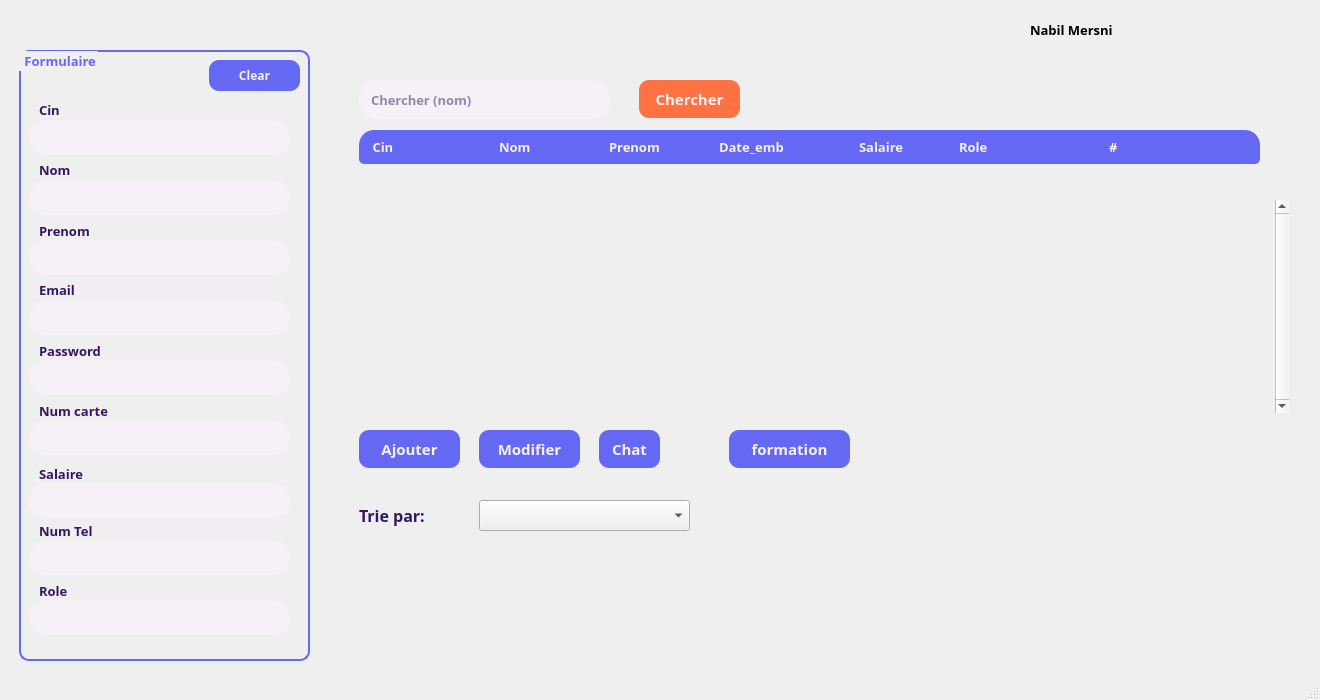
Farah-Torkhani/Smart_Printing_Office_QT, file gestionemp.ui: the form before one commit.
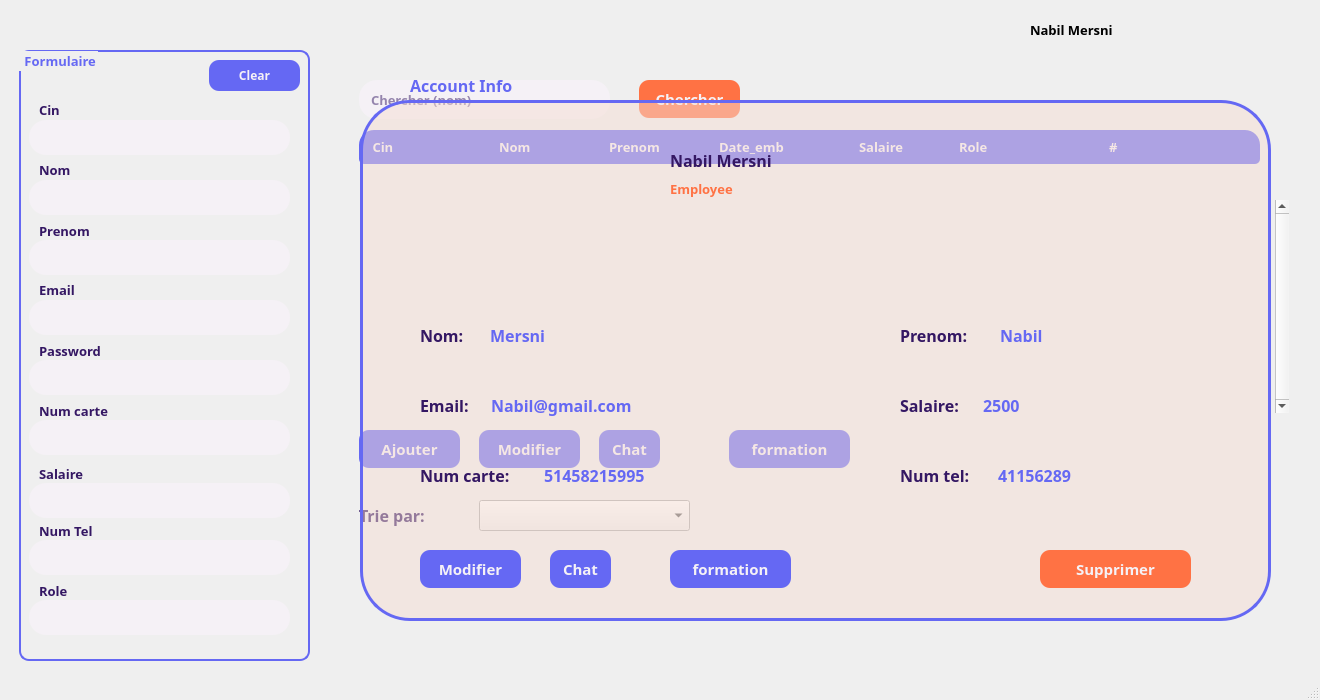
The form after the commit. Icons and pictures are not drawn.

Commit message: finishing the employee interface and control interface(admin or simple employee)

```diff
--- a/gestionemp.ui
+++ b/gestionemp.ui
@@ -1175,11 +1175,616 @@
      </property>
     </widget>
    </widget>
+   <widget class="QGroupBox" name="userInterface">
+    <property name="geometry">
+     <rect>
+      <x>360</x>
+      <y>100</y>
+      <width>911</width>
+      <height>521</height>
+     </rect>
+    </property>
+    <property name="styleSheet">
+     <string notr="true">#userInterface{
+	border:3px solid rgb(101, 104, 243);
+	border-radius: 50px;
+	background-color: rgba(244, 220, 211,50%);
+	
+}</string>
+    </property>
+    <property name="title">
+     <string/>
+    </property>
+    <widget class="QLabel" name="label_15">
+     <property name="geometry">
+      <rect>
+       <x>170</x>
+       <y>40</y>
+       <width>110</width>
+       <height>110</height>
+      </rect>
+     </property>
+     <property name="styleSheet">
+      <string notr="true">image: url(:/resource/img/user.png);</string>
+     </property>
+     <property name="text">
+      <string/>
+     </property>
+    </widget>
+    <widget class="QLabel" name="me_fullname">
+     <property name="geometry">
+      <rect>
+       <x>310</x>
+       <y>50</y>
+       <width>201</width>
+       <height>21</height>
+      </rect>
+     </property>
+     <property name="font">
+      <font>
+       <family>Montserrat SemiBold</family>
+       <pointsize>12</pointsize>
+       <weight>75</weight>
+       <bold>true</bold>
+      </font>
+     </property>
+     <property name="styleSheet">
+      <string notr="true">color: rgb(52, 23, 99);</string>
+     </property>
+     <property name="text">
+      <string>Nabil Mersni</string>
+     </property>
+    </widget>
+    <widget class="QLabel" name="me_role">
+     <property name="geometry">
+      <rect>
+       <x>310</x>
+       <y>78</y>
+       <width>201</width>
+       <height>21</height>
+      </rect>
+     </property>
+     <property name="font">
+      <font>
+       <family>Montserrat SemiBold</family>
+       <pointsize>10</pointsize>
+       <weight>75</weight>
+       <bold>true</bold>
+      </font>
+     </property>
+     <property name="styleSheet">
+      <string notr="true">color: rgb(255, 114, 68);</string>
+     </property>
+     <property name="text">
+      <string>Employee</string>
+     </property>
+    </widget>
+    <widget class="QPushButton" name="me_setForm">
+     <property name="geometry">
+      <rect>
+       <x>310</x>
+       <y>110</y>
+       <width>34</width>
+       <height>34</height>
+      </rect>
+     </property>
+     <property name="cursor">
+      <cursorShape>PointingHandCursor</cursorShape>
+     </property>
+     <property name="styleSheet">
+      <string notr="true">QPushButton {
+	border:none;
+border-radius:15px;
+}
+
+QPushButton::hover {
+  background-color: rgb(254, 129, 75);
+}</string>
+     </property>
+     <property name="text">
+      <string/>
+     </property>
+     <property name="icon">
+      <iconset resource="resource.qrc">
+       <normaloff>:/resource/img/update.png</normaloff>:/resource/img/update.png</iconset>
+     </property>
+     <property name="iconSize">
+      <size>
+       <width>19</width>
+       <height>19</height>
+      </size>
+     </property>
+    </widget>
+    <widget class="QLabel" name="label_21">
+     <property name="geometry">
+      <rect>
+       <x>60</x>
+       <y>220</y>
+       <width>61</width>
+       <height>31</height>
+      </rect>
+     </property>
+     <property name="font">
+      <font>
+       <family>Montserrat SemiBold</family>
+       <pointsize>12</pointsize>
+       <weight>75</weight>
+       <bold>true</bold>
+      </font>
+     </property>
+     <property name="styleSheet">
+      <string notr="true">color: rgb(52, 23, 99);</string>
+     </property>
+     <property name="text">
+      <string>Nom:</string>
+     </property>
+    </widget>
+    <widget class="QLabel" name="me_nom">
+     <property name="geometry">
+      <rect>
+       <x>130</x>
+       <y>220</y>
+       <width>201</width>
+       <height>31</height>
+      </rect>
+     </property>
+     <property name="font">
+      <font>
+       <family>Montserrat SemiBold</family>
+       <pointsize>12</pointsize>
+       <weight>75</weight>
+       <bold>true</bold>
+      </font>
+     </property>
+     <property name="styleSheet">
+      <string notr="true">color: rgb(101, 104, 243);</string>
+     </property>
+     <property name="text">
+      <string>Mersni</string>
+     </property>
+    </widget>
+    <widget class="QLabel" name="label_23">
+     <property name="geometry">
+      <rect>
+       <x>540</x>
+       <y>220</y>
+       <width>91</width>
+       <height>31</height>
+      </rect>
+     </property>
+     <property name="font">
+      <font>
+       <family>Montserrat SemiBold</family>
+       <pointsize>12</pointsize>
+       <weight>75</weight>
+       <bold>true</bold>
+      </font>
+     </property>
+     <property name="styleSheet">
+      <string notr="true">color: rgb(52, 23, 99);</string>
+     </property>
+     <property name="text">
+      <string>Prenom:</string>
+     </property>
+    </widget>
+    <widget class="QLabel" name="me_prenom">
+     <property name="geometry">
+      <rect>
+       <x>640</x>
+       <y>220</y>
+       <width>181</width>
+       <height>31</height>
+      </rect>
+     </property>
+     <property name="font">
+      <font>
+       <family>Montserrat SemiBold</family>
+       <pointsize>12</pointsize>
+       <weight>75</weight>
+       <bold>true</bold>
+      </font>
+     </property>
+     <property name="styleSheet">
+      <string notr="true">
+color: rgb(101, 104, 243);</string>
+     </property>
+     <property name="text">
+      <string>Nabil</string>
+     </property>
+    </widget>
+    <widget class="QLabel" name="label_25">
+     <property name="geometry">
+      <rect>
+       <x>60</x>
+       <y>290</y>
+       <width>71</width>
+       <height>31</height>
+      </rect>
+     </property>
+     <property name="font">
+      <font>
+       <family>Montserrat SemiBold</family>
+       <pointsize>12</pointsize>
+       <weight>75</weight>
+       <bold>true</bold>
+      </font>
+     </property>
+     <property name="styleSheet">
+      <string notr="true">color: rgb(52, 23, 99);</string>
+     </property>
+     <property name="text">
+      <string>Email:</string>
+     </property>
+    </widget>
+    <widget class="QLabel" name="me_email">
+     <property name="geometry">
+      <rect>
+       <x>131</x>
+       <y>290</y>
+       <width>291</width>
+       <height>31</height>
+      </rect>
+     </property>
+     <property name="font">
+      <font>
+       <family>Montserrat SemiBold</family>
+       <pointsize>12</pointsize>
+       <weight>75</weight>
+       <bold>true</bold>
+      </font>
+     </property>
+     <property name="styleSheet">
+      <string notr="true">color: rgb(101, 104, 243);</string>
+     </property>
+     <property name="text">
+      <string>Nabil@gmail.com</string>
+     </property>
+    </widget>
+    <widget class="QLabel" name="label_27">
+     <property name="geometry">
+      <rect>
+       <x>60</x>
+       <y>360</y>
+       <width>121</width>
+       <height>31</height>
+      </rect>
+     </property>
+     <property name="font">
+      <font>
+       <family>Montserrat SemiBold</family>
+       <pointsize>12</pointsize>
+       <weight>75</weight>
+       <bold>true</bold>
+      </font>
+     </property>
+     <property name="styleSheet">
+      <string notr="true">color: rgb(52, 23, 99);</string>
+     </property>
+     <property name="text">
+      <string>Num carte:</string>
+     </property>
+    </widget>
+    <widget class="QLabel" name="me_num_carte">
+     <property name="geometry">
+      <rect>
+       <x>184</x>
+       <y>360</y>
+       <width>181</width>
+       <height>31</height>
+      </rect>
+     </property>
+     <property name="font">
+      <font>
+       <family>Montserrat SemiBold</family>
+       <pointsize>12</pointsize>
+       <weight>75</weight>
+       <bold>true</bold>
+      </font>
+     </property>
+     <property name="styleSheet">
+      <string notr="true">
+color: rgb(101, 104, 243);</string>
+     </property>
+     <property name="text">
+      <string>51458215995</string>
+     </property>
+    </widget>
+    <widget class="QLabel" name="label_29">
+     <property name="geometry">
+      <rect>
+       <x>540</x>
+       <y>290</y>
+       <width>91</width>
+       <height>31</height>
+      </rect>
+     </property>
+     <property name="font">
+      <font>
+       <family>Montserrat SemiBold</family>
+       <pointsize>12</pointsize>
+       <weight>75</weight>
+       <bold>true</bold>
+      </font>
+     </property>
+     <property name="styleSheet">
+      <string notr="true">color: rgb(52, 23, 99);</string>
+     </property>
+     <property name="text">
+      <string>Salaire:</string>
+     </property>
+    </widget>
+    <widget class="QLabel" name="me_salaire">
+     <property name="geometry">
+      <rect>
+       <x>623</x>
+       <y>290</y>
+       <width>181</width>
+       <height>31</height>
+      </rect>
+     </property>
+     <property name="font">
+      <font>
+       <family>Montserrat SemiBold</family>
+       <pointsize>12</pointsize>
+       <weight>75</weight>
+       <bold>true</bold>
+      </font>
+     </property>
+     <property name="styleSheet">
+      <string notr="true">
+color: rgb(101, 104, 243);</string>
+     </property>
+     <property name="text">
+      <string>2500</string>
+     </property>
+    </widget>
+    <widget class="QLabel" name="label_31">
+     <property name="geometry">
+      <rect>
+       <x>540</x>
+       <y>360</y>
+       <width>121</width>
+       <height>31</height>
+      </rect>
+     </property>
+     <property name="font">
+      <font>
+       <family>Montserrat SemiBold</family>
+       <pointsize>12</pointsize>
+       <weight>75</weight>
+       <bold>true</bold>
+      </font>
+     </property>
+     <property name="styleSheet">
+      <string notr="true">color: rgb(52, 23, 99);</string>
+     </property>
+     <property name="text">
+      <string>Num tel:</string>
+     </property>
+    </widget>
+    <widget class="QLabel" name="me_num_tel">
+     <property name="geometry">
+      <rect>
+       <x>638</x>
+       <y>360</y>
+       <width>181</width>
+       <height>31</height>
+      </rect>
+     </property>
+     <property name="font">
+      <font>
+       <family>Montserrat SemiBold</family>
+       <pointsize>12</pointsize>
+       <weight>75</weight>
+       <bold>true</bold>
+      </font>
+     </property>
+     <property name="styleSheet">
+      <string notr="true">
+color: rgb(101, 104, 243);</string>
+     </property>
+     <property name="text">
+      <string>41156289</string>
+     </property>
+    </widget>
+    <widget class="QPushButton" name="me_updateBtn">
+     <property name="geometry">
+      <rect>
+       <x>60</x>
+       <y>450</y>
+       <width>101</width>
+       <height>38</height>
+      </rect>
+     </property>
+     <property name="font">
+      <font>
+       <family>Montserrat SemiBold</family>
+       <pointsize>11</pointsize>
+       <weight>75</weight>
+       <bold>true</bold>
+      </font>
+     </property>
+     <property name="cursor">
+      <cursorShape>PointingHandCursor</cursorShape>
+     </property>
+     <property name="styleSheet">
+      <string notr="true">QPushButton#me_updateBtn {
+    background-color: rgb(101, 104, 243);
+	color: rgb(245, 241, 246);
+	border-radius: 10px;
+ }
+
+QPushButton#me_updateBtn:hover {
+	background-color: rgb(254, 129, 75);
+}
+
+QPushButton#me_updateBtn:pressed {
+	background-color: rgb(255, 114, 68);
+}</string>
+     </property>
+     <property name="text">
+      <string>Modifier</string>
+     </property>
+    </widget>
+    <widget class="QPushButton" name="me_chatBtn">
+     <property name="geometry">
+      <rect>
+       <x>190</x>
+       <y>450</y>
+       <width>61</width>
+       <height>38</height>
+      </rect>
+     </property>
+     <property name="font">
+      <font>
+       <family>Montserrat SemiBold</family>
+       <pointsize>11</pointsize>
+       <weight>75</weight>
+       <bold>true</bold>
+      </font>
+     </property>
+     <property name="cursor">
+      <cursorShape>PointingHandCursor</cursorShape>
+     </property>
+     <property name="styleSheet">
+      <string notr="true">QPushButton#me_chatBtn {
+    background-color: rgb(101, 104, 243);
+	color: rgb(245, 241, 246);
+	border-radius: 10px;
+ }
+
+QPushButton#me_chatBtn:hover {
+	background-color: rgb(254, 129, 75);
+}
+
+QPushButton#me_chatBtn:pressed {
+	background-color: rgb(255, 114, 68);
+}</string>
+     </property>
+     <property name="text">
+      <string>Chat</string>
+     </property>
+    </widget>
+    <widget class="QPushButton" name="me_formationBtn">
+     <property name="geometry">
+      <rect>
+       <x>310</x>
+       <y>450</y>
+       <width>121</width>
+       <height>38</height>
+      </rect>
+     </property>
+     <property name="font">
+      <font>
+       <family>Montserrat SemiBold</family>
+       <pointsize>11</pointsize>
+       <weight>75</weight>
+       <bold>true</bold>
+      </font>
+     </property>
+     <property name="cursor">
+      <cursorShape>PointingHandCursor</cursorShape>
+     </property>
+     <property name="styleSheet">
+      <string notr="true">QPushButton#me_formationBtn {
+    background-color: rgb(101, 104, 243);
+	color: rgb(245, 241, 246);
+	border-radius: 10px;
+ }
+
+QPushButton#me_formationBtn:hover {
+	background-color: rgb(254, 129, 75);
+}
+
+QPushButton#me_formationBtn:pressed {
+	background-color: rgb(255, 114, 68);
+}</string>
+     </property>
+     <property name="text">
+      <string>formation</string>
+     </property>
+    </widget>
+    <widget class="QPushButton" name="me_deleteBtn">
+     <property name="geometry">
+      <rect>
+       <x>680</x>
+       <y>450</y>
+       <width>151</width>
+       <height>38</height>
+      </rect>
+     </property>
+     <property name="font">
+      <font>
+       <family>Montserrat SemiBold</family>
+       <pointsize>11</pointsize>
+       <weight>75</weight>
+       <bold>true</bold>
+      </font>
+     </property>
+     <property name="cursor">
+      <cursorShape>PointingHandCursor</cursorShape>
+     </property>
+     <property name="styleSheet">
+      <string notr="true">QPushButton#me_deleteBtn {
+    background-color: rgb(255, 114, 68);
+	color: rgb(245, 241, 246);
+	border-radius: 10px;
+ }
+
+QPushButton#me_deleteBtn:hover {
+	background-color: rgb(254, 129, 75);
+}
+
+QPushButton#me_deleteBtn:pressed {
+	background-color: rgb(255, 114, 68);
+}</string>
+     </property>
+     <property name="text">
+      <string>Supprimer</string>
+     </property>
+     <property name="icon">
+      <iconset resource="resource.qrc">
+       <normaloff>:/resource/img/delete_white.png</normaloff>:/resource/img/delete_white.png</iconset>
+     </property>
+     <property name="iconSize">
+      <size>
+       <width>19</width>
+       <height>19</height>
+      </size>
+     </property>
+    </widget>
+   </widget>
+   <widget class="QLabel" name="account_info">
+    <property name="geometry">
+     <rect>
+      <x>410</x>
+      <y>75</y>
+      <width>201</width>
+      <height>21</height>
+     </rect>
+    </property>
+    <property name="font">
+     <font>
+      <family>Montserrat</family>
+      <pointsize>12</pointsize>
+      <weight>75</weight>
+      <bold>true</bold>
+     </font>
+    </property>
+    <property name="styleSheet">
+     <string notr="true">color: rgb(101, 104, 243);</string>
+    </property>
+    <property name="text">
+     <string>Account Info</string>
+    </property>
+   </widget>
    <zorder>adminInterface</zorder>
    <zorder>formulaire</zorder>
    <zorder>fullnameLabel</zorder>
    <zorder>logoutBtn</zorder>
    <zorder>label_16</zorder>
+   <zorder>userInterface</zorder>
+   <zorder>account_info</zorder>
   </widget>
   <widget class="QMenuBar" name="menubar">
    <property name="geometry">
```
The commit also changes 7 other files.
